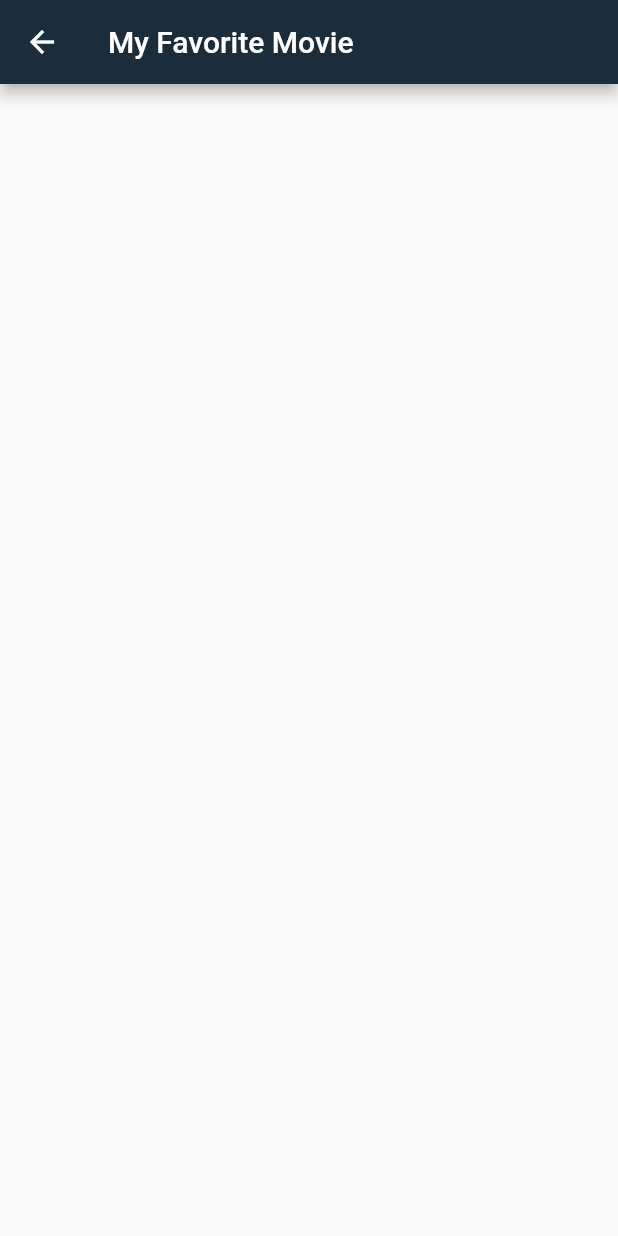
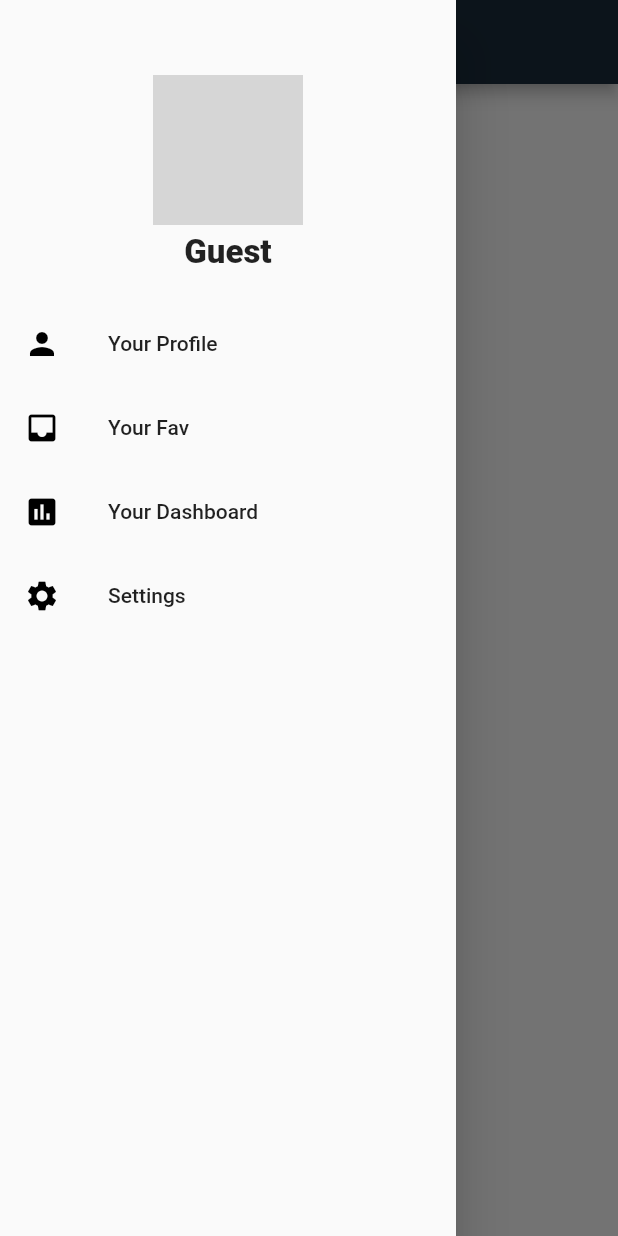
Before and after one commit to rizkyari/FindMovie, a Flutter app: the ListFavorite screen opened directly, with the side drawer open (before the commit the screen has no drawer), on a phone screen of 412 x 824 dp. Run offline on Flutter 3.47's test engine with Material 2 defaults, Android fonts, the phone set to English and light mode, and no system bars; network calls fail; grey boxes are pictures that could not be loaded.

```diff
--- a/lib/component/bottomNav.dart
+++ b/lib/component/bottomNav.dart
@@ -1,6 +1,7 @@
 import 'package:flutter/material.dart';
 import 'package:my_movies/screens/favorite.dart';
 import 'package:my_movies/screens/home.dart';
+import 'package:my_movies/screens/login.dart';
 
 class BottomNav extends StatefulWidget {
   @override
@@ -8,15 +9,15 @@ class BottomNav extends StatefulWidget {
 }
 
 class _BottomNavState extends State<BottomNav> {
-
   int _selectedIndex = 0;
   List<Widget> _widgetOptions = <Widget>[
     Home(),
     ListFavorite(),
+    LoginPage(),
   ];
 
-  void _onItemTap(int index){
-    setState((){
+  void _onItemTap(int index) {
+    setState(() {
       _selectedIndex = index;
     });
   }
@@ -28,9 +29,11 @@ class _BottomNavState extends State<BottomNav> {
         child: _widgetOptions.elementAt((_selectedIndex)),
       ),
       bottomNavigationBar: BottomNavigationBar(
-        items: const<BottomNavigationBarItem>[
+        items: const <BottomNavigationBarItem>[
           BottomNavigationBarItem(icon: Icon(Icons.home), label: 'Home'),
-           BottomNavigationBarItem(icon: Icon(Icons.favorite), label: 'Favorite'),
+          BottomNavigationBarItem(
+              icon: Icon(Icons.favorite), label: 'Favorite'),
+          BottomNavigationBarItem(icon: Icon(Icons.person), label: 'Profile'),
         ],
         currentIndex: _selectedIndex,
         onTap: _onItemTap,
--- /dev/null
+++ b/lib/component/drawer.dart
@@ -0,0 +1,73 @@
+import 'package:flutter/material.dart';
+
+class MainDrawer extends StatelessWidget {
+  const MainDrawer({Key key}) : super(key: key);
+
+  @override
+  Widget build(BuildContext context) {
+    return Column(
+      children: <Widget>[
+        Container(
+          child: Padding(
+            padding: EdgeInsets.only(top: 50),
+            child: Column(
+                mainAxisAlignment: MainAxisAlignment.center,
+                crossAxisAlignment: CrossAxisAlignment.center,
+                children: <Widget>[
+                  CircleAvatar(
+                    radius: 50,
+                    backgroundColor: Colors.black,
+                    child: CircleAvatar(
+                      radius: 50,
+                      backgroundColor: Colors.white,
+                      backgroundImage: NetworkImage(
+                          "https://upload.wikimedia.org/wikipedia/commons/thumb/7/7c/User_font_awesome.svg/1200px-User_font_awesome.svg.png"),
+                    ),
+                  ),
+                  SizedBox(height: 5),
+                  Text(
+                    "Guest",
+                    style: TextStyle(fontSize: 22, fontWeight: FontWeight.w800),
+                  )
+                ]),
+          ),
+        ),
+        SizedBox(
+          height: 20.0,
+        ),
+        ListTile(
+          onTap: () {},
+          leading: Icon(
+            Icons.person,
+            color: Colors.black,
+          ),
+          title: Text("Your Profile"),
+        ),
+        ListTile(
+          onTap: () {},
+          leading: Icon(
+            Icons.inbox,
+            color: Colors.black,
+          ),
+          title: Text("Your Fav"),
+        ),
+        ListTile(
+          onTap: () {},
+          leading: Icon(
+            Icons.assessment,
+            color: Colors.black,
+          ),
+          title: Text("Your Dashboard"),
+        ),
+        ListTile(
+          onTap: () {},
+          leading: Icon(
+            Icons.settings,
+            color: Colors.black,
+          ),
+          title: Text("Settings"),
+        ),
+      ],
+    );
+  }
+}
--- a/lib/screens/favorite.dart
+++ b/lib/screens/favorite.dart
@@ -1,4 +1,5 @@
 import 'package:flutter/material.dart';
+import 'package:my_movies/component/drawer.dart';
 import 'package:my_movies/notifier/favorite_notifier.dart';
 import 'package:my_movies/provider/search.dart';
 import 'package:provider/provider.dart';
@@ -17,12 +18,16 @@ class _ListFavoriteState extends State<ListFavorite> {
     return Scaffold(
       appBar: AppBar(
           title: Text('My Favorite Movie'), backgroundColor: Color(0xFF1B2C3B)),
+      drawer: Drawer(
+        child: MainDrawer(),
+      ),
       body: Container(
         margin: EdgeInsets.all(20),
         child: Column(
           children: <Widget>[
+            (favoriteNotifier.favoriteList.length < 1 ? Text('Choose your favorite movies', style: TextStyle(fontSize: 15),):Text('')),
             Container(
-              height: 500,
+              height: 450,
               child: ListView.builder(
                 itemBuilder: (BuildContext context, int index) => Card(
                   child: Container(
--- a/lib/screens/home.dart
+++ b/lib/screens/home.dart
@@ -1,4 +1,5 @@
 import 'package:flutter/material.dart';
+import 'package:my_movies/component/drawer.dart';
 import 'package:my_movies/screens/search.dart';
 
 class Home extends StatefulWidget {
@@ -25,8 +26,11 @@ class _HomeState extends State<Home> {
           title: Text("My Movie"),
           actions: <Widget>[
             IconButton(
-                icon: Icon(Icons.search, color: Colors.white), onPressed: null)
+                icon: Icon(Icons.settings, color: Colors.white), onPressed: null)
           ]),
+      drawer: Drawer(
+        child: MainDrawer(),
+      ),
       body: Padding(
         padding: const EdgeInsets.all(12),
         child: Column(
```
Also changed, not shown: lib/screens/detail.dart (+6 -2 lines), lib/screens/login.dart (added, +186 -0 lines), lib/screens/next.dart (added, +31 -0 lines).
